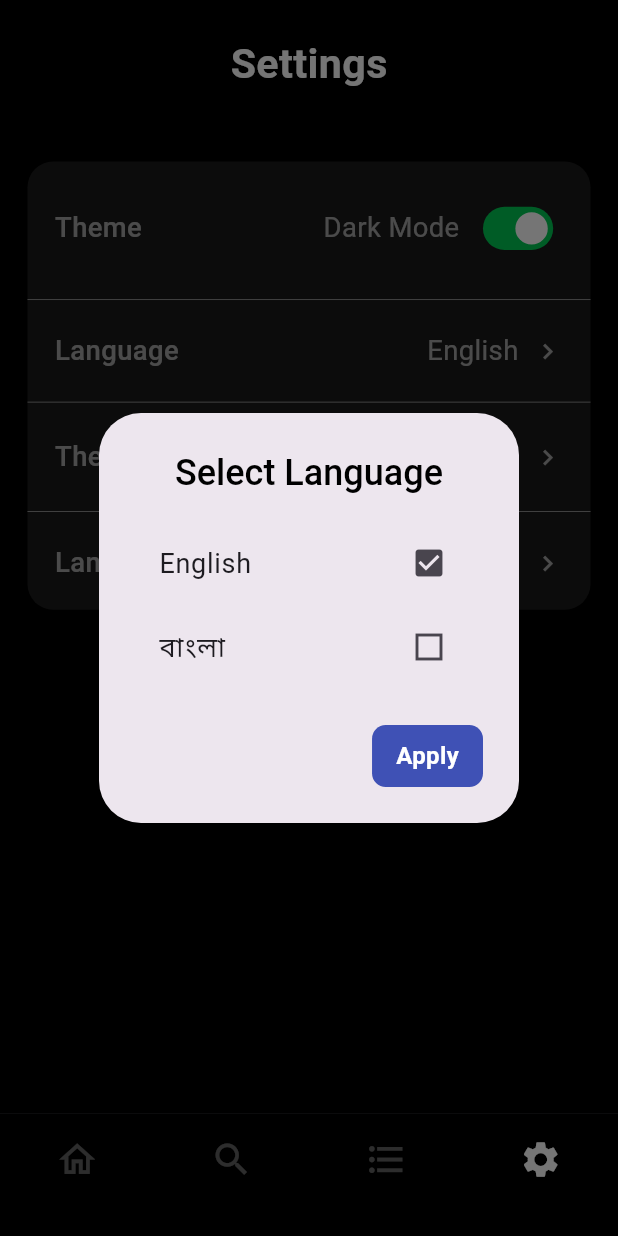
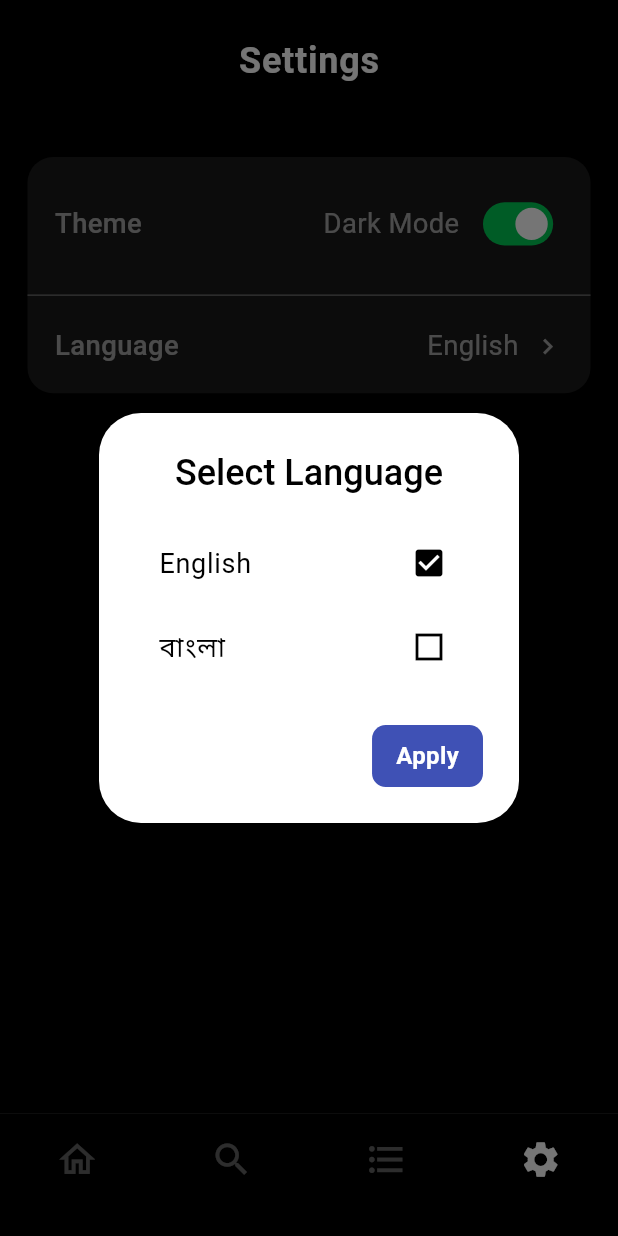
Before and after one commit to mahedi-bs23/movie_app, a Flutter app: the screen it shows after launch, item 4 of the bottom bar chosen, after a tap on the "keyboard arrow right" icon, on a phone screen of 412 x 824 dp. Run offline on Flutter 3.47's test engine with Material 3 defaults, Android fonts, the phone set to English and light mode, and no system bars; our stand-ins replace cached_network_image, flutter_rating_bar, flutter_screenutil, shared_preferences, shimmer, sqflite; accounts and stored records are empty; generated files the repository leaves out were written again.

Commit message:
setting page imementation, Theme mode implement

```diff
--- a/lib/feature/favourite/favourite_screen.dart
+++ b/lib/feature/favourite/favourite_screen.dart
@@ -25,7 +25,7 @@ class FavouriteScreen extends StatelessWidget {
 
 
     return Scaffold(
-      backgroundColor: Colors.black,
+      backgroundColor: Theme.of(context).primaryColor,
       body: SafeArea(
         child: Padding(
           padding:
@@ -50,7 +50,7 @@ class FavouriteScreen extends StatelessWidget {
 
                       ///"Favourite Movie",
                       style: TextStyle(
-                          color: Colors.white,
+                          color: Theme.of(context).colorScheme.primary,
                           fontSize: 20.sp,
                           fontWeight: FontWeight.w600),
                     ),
--- a/lib/feature/home/home_screen.dart
+++ b/lib/feature/home/home_screen.dart
@@ -24,7 +24,7 @@ class HomeScreen extends StatelessWidget {
       valueListenable: homeViewmodelTwo.isLoading,
       builder: (context, movieDataStream, _) {
         return Scaffold(
-          backgroundColor: Colors.black,
+          backgroundColor: Theme.of(context).primaryColor,
           body: homeViewmodelTwo.isLoading.value==true
               ? buildShimmerEffect()
               : SafeArea(
@@ -49,19 +49,16 @@ class HomeScreen extends StatelessWidget {
                                         AppLocalizations.of(context)!.welcome,
 
                                         ///"Welcome Back",
-                                        style: TextStyle(
-                                          color: Colors.white,
-                                          fontSize: 14.sp,
-                                        ),
+                                        style: Theme.of(context).textTheme.bodySmall!/*(
+                                          *//*color: ,
+                                          fontSize: 14.sp,*//*
+                                        ),*/
                                       ),
                                       Text(
                                         AppLocalizations.of(context)!.movie_hub,
 
                                         ///'Movie Hub',
-                                        style: TextStyle(
-                                            color: Colors.white,
-                                            fontSize: 20.sp,
-                                            fontWeight: FontWeight.w600),
+                                        style: Theme.of(context).textTheme.bodyLarge!
                                       ),
                                     ],
                                   ),
--- a/lib/feature/home/home_viewmodel_two.dart
+++ b/lib/feature/home/home_viewmodel_two.dart
@@ -26,7 +26,7 @@ class HomeViewmodelTwo {
 
   static HomeViewmodelTwo? _instance;
 
-  static HomeViewmodelTwo getInstance(MovieDatabase movieDatabaseHelper) {
+  static HomeViewmodelTwo getInstance(MovieDatabase movieDatabase) {
     _instance = _instance ??
         HomeViewmodelTwo(
           movieRepository: MovieRepositoryImpl(
--- a/lib/feature/search/search_screen.dart
+++ b/lib/feature/search/search_screen.dart
@@ -23,7 +23,7 @@ class SearchScreen extends StatelessWidget {
         FocusScope.of(context).unfocus();
       },
       child: Scaffold(
-        backgroundColor: Colors.black87,
+        backgroundColor: Theme.of(context).primaryColor,
         body: SafeArea(
           child: SizedBox(
             height: double.infinity,
@@ -41,7 +41,7 @@ class SearchScreen extends StatelessWidget {
 
                         ///'Search.',
                         style: TextStyle(
-                            color: Colors.white,
+                            color:Theme.of(context).colorScheme.primary,
                             fontSize: 20.sp,
                             fontWeight: FontWeight.w600),
                       ),
@@ -61,7 +61,7 @@ class SearchScreen extends StatelessWidget {
                         },
                         child: Icon(
                           Icons.movie_filter_outlined,
-                          color: Colors.white,
+                          color: Theme.of(context).colorScheme.primary,
                           size: 24.sp,
                         ),
                       ),
@@ -77,29 +77,29 @@ class SearchScreen extends StatelessWidget {
                         searchViewmodel.onSearchChanged();
                       },
                       style: const TextStyle(color: Colors.white54),
-                      cursorColor: Colors.white,
+                      cursorColor: Theme.of(context).colorScheme.primary,
                       keyboardType: TextInputType.text,
                       decoration: InputDecoration(
                         filled: true,
                         fillColor: Colors.white24,
-                        prefixIcon: const Icon(Icons.search),
+                        prefixIcon: Icon(Icons.search, color: Theme.of(context).colorScheme.primary,),
                         prefixIconColor: Colors.white54,
                         hintText: "${AppLocalizations.of(context)!.search}...",
-                        hintStyle: const TextStyle(
-                          color: Colors.white60,
+                        hintStyle:  TextStyle(
+                          color: Theme.of(context).colorScheme.primary,
                         ),
                         focusedBorder: OutlineInputBorder(
                           borderRadius: BorderRadius.circular(30).r,
                           borderSide: BorderSide(
                             width: 1.r,
-                            color: Colors.white60,
+                            color: Theme.of(context).colorScheme.primary,
                           ),
                         ),
                         border: OutlineInputBorder(
                           borderRadius: BorderRadius.circular(30).r,
                           borderSide: BorderSide(
                             width: 1.r,
-                            color: Colors.white60,
+                            color: Theme.of(context).colorScheme.primary,
                           ),
                         ),
                       ),
@@ -116,7 +116,8 @@ class SearchScreen extends StatelessWidget {
                           return Center(
                             child: Text(
                               AppLocalizations.of(context)!.no_movie_found,
-                              style: TextStyle(color: Colors.white),
+                              style: TextStyle(color: Theme.of(context).colorScheme.primary,
+                            ),
                             ),
                           );
                         }
--- a/lib/feature/setting/setting_screen.dart
+++ b/lib/feature/setting/setting_screen.dart
@@ -11,7 +11,9 @@ class SettingScreen extends StatelessWidget {
   @override
   Widget build(BuildContext context) {
     return Scaffold(
-      backgroundColor: Colors.black,
+      ///backgroundColor: Colors.black,
+      backgroundColor: Theme.of(context).primaryColor,
+
       body: SafeArea(
         child: Padding(
           padding:
@@ -22,17 +24,16 @@ class SettingScreen extends StatelessWidget {
                 Text(
                   AppLocalizations.of(context)!.settings,
                   //"Settings",
-                  style: TextStyle(
-                      color: Colors.white,
-                      fontSize: 24.sp,
-                      fontWeight: FontWeight.w600),
+                  style: Theme.of(context).textTheme.bodyLarge!,
                 ),
                 SizedBox(
                   height: 40.sp,
                 ),
                 Container(
                   decoration: BoxDecoration(
-                    color: Colors.white10,
+                    color: Theme.of(context).colorScheme.primaryContainer,
+                    //color: Colors.white10,
+                    //
                     borderRadius: BorderRadius.circular(15.r),
                   ),
                   child: Column(
@@ -46,9 +47,10 @@ class SettingScreen extends StatelessWidget {
                             child: Row(
                               children: [
                                 Text(
-                                  "Theme",
+                                  AppLocalizations.of(context)!.theme,
+                                  //"Theme",
                                   style: TextStyle(
-                                      color: Colors.white60,
+                                      color: Theme.of(context).colorScheme.secondary,
                                       fontSize: 16.sp,
                                       fontWeight: FontWeight.w500),
                                 ),
@@ -56,7 +58,7 @@ class SettingScreen extends StatelessWidget {
                                 Text(
                                   isDark ? "Dark Mode" : "Light Mode",
                                   style: TextStyle(
-                                      color: Colors.white60,
+                                      color: Theme.of(context).colorScheme.secondary,
                                       fontSize: 16.sp,
                                       fontWeight: FontWeight.w400),
                                 ),
@@ -72,7 +74,7 @@ class SettingScreen extends StatelessWidget {
                                         Colors.greenAccent.shade700,
                                     value: isDark,
                                     onChanged: (bool value) {
-                                      settingViewmodel.isDark.value = value;
+                                      settingViewmodel.onThemeChange();
                                     },
                                   ),
                                 ),
@@ -91,9 +93,10 @@ class SettingScreen extends StatelessWidget {
                         child: Row(
                           children: [
                             Text(
-                              "Language",
+                              AppLocalizations.of(context)!.language,
+                              //"Language",
                               style: TextStyle(
-                                  color: Colors.white60,
+                                  color: Theme.of(context).colorScheme.secondary,
                                   fontSize: 16.sp,
                                   fontWeight: FontWeight.w500),
                             ),
@@ -104,7 +107,7 @@ class SettingScreen extends StatelessWidget {
                                   ? "English"
                                   : "বাংলা",
                               style: TextStyle(
-                                  color: Colors.white60,
+                                  color: Theme.of(context).colorScheme.secondary,
                                   fontSize: 16.sp,
                                   fontWeight: FontWeight.w400),
                             ),
@@ -117,80 +120,9 @@ class SettingScreen extends StatelessWidget {
                               },
                               child: Icon(
                                 Icons.keyboard_arrow_right,
-                                color: Colors.white60,
+                                color: Theme.of(context).colorScheme.secondary,
                                 size: 18.sp,
                               ),
-                            ),
-                          ],
-                        ),
-                      ),
-                      Divider(
-                        thickness: .5.sp,
-                        height: 5.sp,
-                        color: Colors.grey,
-                      ),
-                      Container(
-                        padding: EdgeInsets.symmetric(
-                            vertical: 18.sp, horizontal: 16.sp),
-                        child: Row(
-                          children: [
-                            Text(
-                              "Theme",
-                              style: TextStyle(
-                                  color: Colors.white60,
-                                  fontSize: 16.sp,
-                                  fontWeight: FontWeight.w500),
-                            ),
-                            const Spacer(),
-                            Text(
-                              "Dark Mode",
-                              style: TextStyle(
-                                  color: Colors.white60,
-                                  fontSize: 16.sp,
-                                  fontWeight: FontWeight.w400),
-                            ),
-                            SizedBox(
-                              width: 8.sp,
-                            ),
-                            Icon(
-                              Icons.keyboard_arrow_right,
-                              color: Colors.white60,
-                              size: 18.sp,
-                            ),
-                          ],
-                        ),
-                      ),
-                      Divider(
-                        thickness: .5.sp,
-                        height: 5.sp,
-                        color: Colors.grey,
-                      ),
-                      Container(
-                        padding: EdgeInsets.all(16.r),
-                        child: Row(
-                          children: [
-                            Text(
-                              "Language",
-                              style: TextStyle(
-                                  color: Colors.white60,
-                                  fontSize: 16.sp,
-                                  fontWeight: FontWeight.w500),
-                            ),
-                            const Spacer(),
-                            Text(
-                              "none",
-                              style: TextStyle(
-                                  color: Colors.white60,
-                                  fontSize: 16.sp,
-                                  fontWeight: FontWeight.w400),
-                            ),
-                            SizedBox(
-                              width: 8.sp,
-                            ),
-                            Icon(
-                              Icons.keyboard_arrow_right,
-                              color: Colors.white60,
-                              size: 18.sp,
                             ),
                           ],
                         ),
@@ -211,6 +143,7 @@ class SettingScreen extends StatelessWidget {
       context: context,
       builder: (BuildContext context) {
         return AlertDialog(
+          backgroundColor: Colors.white,
           actions: [
             GestureDetector(
               onTap: () {
--- a/lib/feature/setting/setting_viewmodel.dart
+++ b/lib/feature/setting/setting_viewmodel.dart
@@ -1,25 +1,38 @@
-import 'package:flutter/cupertino.dart';
+import 'package:flutter/material.dart';
+import 'package:movie_app/theme/theme_model.dart';
 
 class SettingViewmodel {
-
-
   static SettingViewmodel? _instance;
 
-  static getInstance() {
-    _instance = _instance ?? SettingViewmodel();
-    return _instance;
+  static SettingViewmodel getInstance() {
+    _instance ??= SettingViewmodel._internal();
+    return _instance!;
   }
 
+  final ThemeModel themeModel = ThemeModel(
+    lightTheme: ThemeModel.light,
+    darkTheme: ThemeModel.dark,
+  );
 
+  ValueNotifier<Language> language = ValueNotifier(Language.english);
   ValueNotifier<bool> isDark = ValueNotifier(true);
-  ValueNotifier<Language> language = ValueNotifier(Language.english);
+  late ValueNotifier<ThemeData> currentTheme;
 
-  void onLanguageChanged(Language language) {
-    this.language.value = language;
-    print(this.language.value);
-
+  SettingViewmodel._internal() {
+    currentTheme = ValueNotifier(themeModel.darkTheme);
   }
 
+  void onThemeChange() {
+    isDark.value = !isDark.value;
+    currentTheme.value = isDark.value ? themeModel.darkTheme : themeModel.lightTheme;
+    print(currentTheme);
+    print("isDark ${isDark.value}");
+  }
+
+  void onLanguageChanged(Language newLanguage) {
+    language.value = newLanguage;
+    print(language.value.getLocal());
+  }
 }
 
 enum Language {
--- a/lib/l10n/ intl_bn.arb
+++ b/lib/l10n/ intl_bn.arb
@@ -8,7 +8,10 @@
     "see_all": "সব দেখুন",
     "no_movie_found": "কোন চলচ্চিত্র পাওয়া যায়নি.",
     "add_to_favorite": "পছন্দের তালিকায় যোগ করুন",
-    "settings" : "সেটিংস"
+    "settings" : "সেটিংস",
+    "theme": "থিম",
+    "language": "ভাষা"
+
 
 
 }
--- a/lib/l10n/intl_en.arb
+++ b/lib/l10n/intl_en.arb
@@ -2,13 +2,13 @@
     "welcome": "Welcome Back",
     "movie_hub":"Movie HUB",
     "search": "Search",
-    "favourite_movie": "favourite_movie",
+    "favourite_movie": "Favourite Movie",
     "top_movie": "Top Movie",
     "upcoming_movie": "Upcoming Movie",
     "see_all": "See All",
     "no_movie_found": "No movie is founds",
     "add_to_favorite":"Add to Favorites",
-    "settings" : "Settings"
-
-
+    "settings" : "Settings",
+    "theme": "Theme",
+    "language": "Language"
 }
--- a/lib/main.dart
+++ b/lib/main.dart
@@ -6,13 +6,13 @@ import 'package:flutter_screenutil/flutter_screenutil.dart';
 import 'package:movie_app/feature/common/app_module.dart';
 import 'package:movie_app/feature/setting/setting_viewmodel.dart';
 import 'package:movie_app/main_viewmodel.dart';
+import 'package:movie_app/theme/theme_model.dart';
 import 'package:sqflite/sqflite.dart';
 import 'feature/all_screen_bottom_navigation.dart/all_screen_bottom_navigration.dart';
 import 'package:flutter_gen/gen_l10n/app_localizations.dart';
 
-void main() async{
+void main() async {
   WidgetsFlutterBinding.ensureInitialized();
-
 
   SystemChrome.setEnabledSystemUIMode(SystemUiMode.manual,
       overlays: [SystemUiOverlay.top]);
@@ -26,28 +26,27 @@ class MyApp extends StatelessWidget {
   // This widget is the root of your application.
   @override
   Widget build(BuildContext context) {
-    MainViewmodel mainViewmodel = MainViewModelSingleton.getInstance();
     SettingViewmodel settingViewmodel = SettingViewmodel.getInstance();
+    final themeModel = ThemeModel(
+      lightTheme: ThemeModel.light,
+      darkTheme: ThemeModel.dark,
+    );
     return ScreenUtilInit(builder: (context, child) {
-      return ValueListenableBuilder(valueListenable: settingViewmodel.language,
-        builder: (context, language, _){
+      return ValueListenableBuilder(valueListenable: settingViewmodel.currentTheme, builder: (context, theme, _){
+        return ValueListenableBuilder(
+            valueListenable: settingViewmodel.language,
+            builder: (context, language, _) {
               return MaterialApp(
                 debugShowCheckedModeBanner: false,
                 title: 'Flutter Demo',
-            theme: ThemeData(
-              colorScheme: ColorScheme.fromSeed(seedColor: Colors.deepPurple),
-              useMaterial3: true,
-            ),
-
+                theme: theme,
                 home: AllScreenBottomNavigation(),
                 localizationsDelegates: AppLocalizations.localizationsDelegates,
                 supportedLocales: AppLocalizations.supportedLocales,
-            locale: Locale.fromSubtags(languageCode:language.getLocal()),
-
+                locale: Locale.fromSubtags(languageCode: language.getLocal()),
               );
-        }
-        );
-
+            });
+      });
     });
   }
 }
--- /dev/null
+++ b/lib/theme/theme_model.dart
@@ -0,0 +1,72 @@
+import 'package:flutter/material.dart';
+
+class ThemeModel {
+  final ThemeData lightTheme;
+  final ThemeData darkTheme;
+
+  ThemeModel({
+    required this.lightTheme,
+    required this.darkTheme,
+  });
+
+
+  static final ThemeData light = ThemeData(
+    brightness: Brightness.light,
+    primaryColor: Colors.black12,
+
+    textTheme: const TextTheme(
+      bodyLarge: TextStyle(color: Colors.black, fontSize: 24, fontWeight: FontWeight.w600),
+      bodyMedium: TextStyle(color: Colors.black, fontSize: 20, fontWeight: FontWeight.w500),
+      bodySmall: TextStyle(color: Colors.black, fontSize: 14, fontWeight: FontWeight.w500),
+    ),
+    colorScheme: const ColorScheme.light(
+      primary: Colors.black,
+      secondary: Colors.black54,
+      primaryContainer: Colors.white,
+      secondaryContainer: Colors.black54,
+      surface: Colors.white,
+      error: Colors.red,
+      onPrimary: Colors.white,
+      onSecondary: Colors.black,
+      onSurface: Colors.black,
+      onError: Colors.white,
+    ).copyWith(surface: Colors.white),
+  );
+
+
+
+
+  static final ThemeData dark = ThemeData(
+    brightness: Brightness.dark,
+    primaryColor:  Colors.black,
+    textTheme: const TextTheme(
+        bodyLarge: TextStyle(color: Colors.white, fontSize: 24, fontWeight: FontWeight.w600),
+        bodyMedium: TextStyle(color: Colors.white, fontSize: 20, fontWeight: FontWeight.w500),
+        bodySmall: TextStyle(color: Colors.white, fontSize: 14, fontWeight: FontWeight.w500),
+
+      labelLarge: TextStyle(color: Colors.white54),
+      labelMedium: TextStyle(color: Colors.white38),
+      labelSmall: TextStyle(color: Colors.white30),
+
+      headlineLarge: TextStyle(color: Colors.white24),
+      headlineMedium: TextStyle(color: Colors.white12),
+      headlineSmall: TextStyle(color: Colors.white10)
+
+    ),
+    colorScheme: const ColorScheme.dark(
+      primary: Colors.white,
+      secondary: Colors.white60,
+      primaryContainer: Colors.white10,
+      secondaryContainer: Colors.white60,
+      surface: Colors.white,
+      error: Colors.red,
+      onPrimary: Colors.white,
+      onSecondary: Colors.black,
+      onSurface: Colors.black,
+      onError: Colors.red,
+    ).copyWith(surface: Colors.white),
+  );
+
+
+
+}
```
Lines whose indentation alone changed are shown as unchanged.
